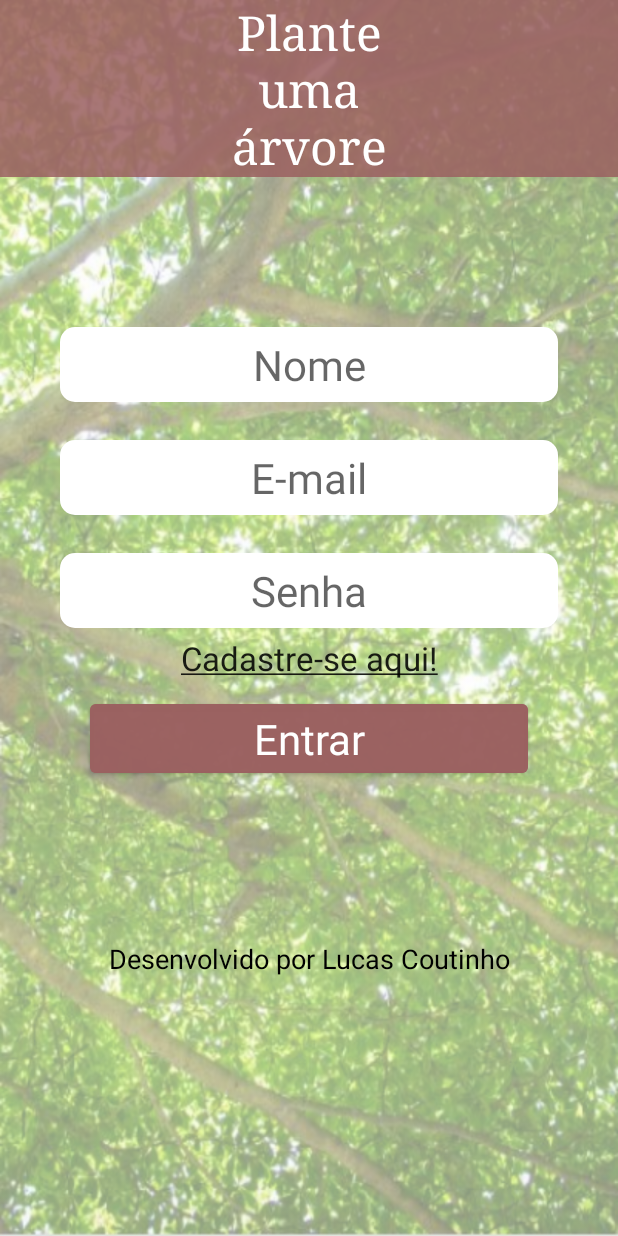
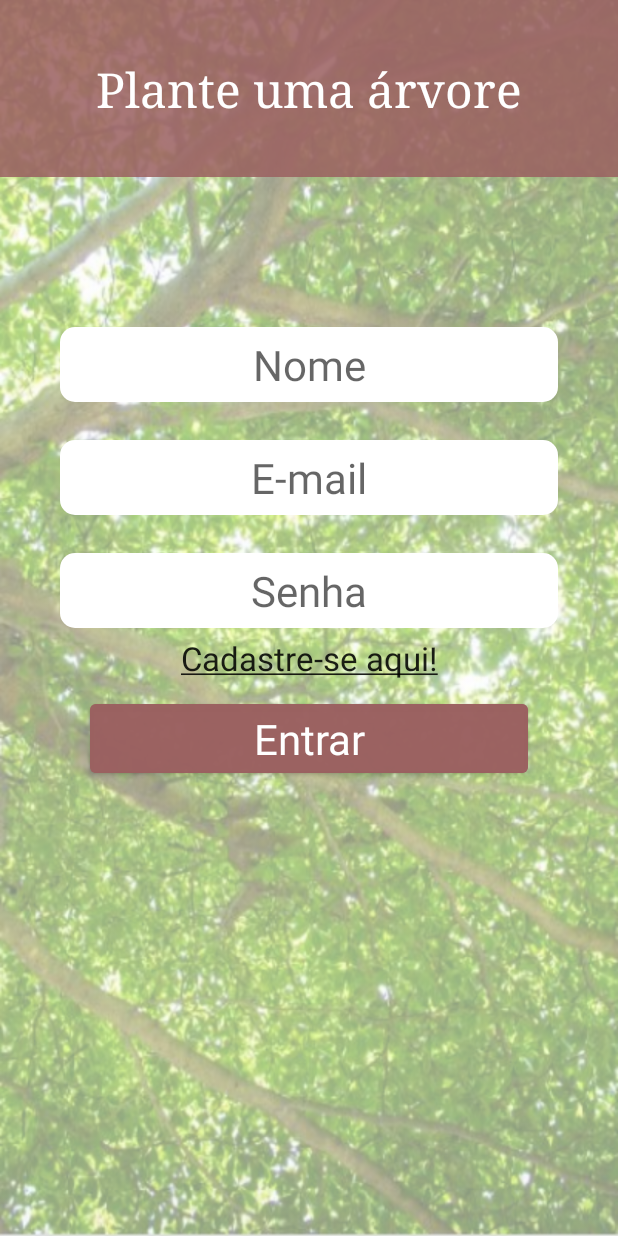
Before and after one commit to lucascoutinholc/AppPlanteUmaArvore, an Android app: the screen it shows after launch (MainActivity), on a phone screen of 412 x 824 dp. Run offline under Robolectric (Android 15) with nearby library versions, the phone set to English and light mode, and no system bars.

Commit message:
Improve properties in first layout

```diff
--- a/app/src/main/res/layout/activity_main.xml
+++ b/app/src/main/res/layout/activity_main.xml
@@ -1,6 +1,5 @@
 <?xml version="1.0" encoding="utf-8"?>
 <ScrollView xmlns:android="http://schemas.android.com/apk/res/android"
-    xmlns:app="http://schemas.android.com/apk/res-auto"
     xmlns:tools="http://schemas.android.com/tools"
     android:layout_width="match_parent"
     android:layout_height="match_parent"
@@ -12,7 +11,7 @@
 
     <LinearLayout
         android:layout_width="match_parent"
-        android:layout_height="match_parent"
+        android:layout_height="wrap_content"
         android:orientation="vertical">
 
         <TextView
@@ -21,10 +20,11 @@
             android:background="@color/marrom"
             android:fontFamily="serif"
             android:gravity="center"
-            android:text="Plante\numa\nárvore"
+            android:text="@string/plante_numa_n_rvore"
             android:textAppearance="@style/TextAppearance.AppCompat.Large"
             android:textColor="@color/white"
-            android:textSize="32dp" />
+            android:textSize="32sp"
+            android:lines="3"/>
 
         <EditText
             android:layout_width="match_parent"
@@ -36,9 +36,11 @@
             android:background="@drawable/campos"
             android:fontFamily="sans-serif"
             android:gravity="center"
-            android:hint="Nome"
+            android:hint="@string/nome"
             android:textAppearance="@style/TextAppearance.AppCompat.Large"
-            android:textSize="28dp" />
+            android:textSize="28sp"
+            android:autofillHints=""
+            android:inputType="text"/>
 
         <EditText
             android:layout_width="match_parent"
@@ -50,9 +52,11 @@
             android:background="@drawable/campos"
             android:fontFamily="sans-serif"
             android:gravity="center"
-            android:hint="E-mail"
+            android:hint="@string/e_mail"
             android:textAppearance="@style/TextAppearance.AppCompat.Large"
-            android:textSize="28dp" />
+            android:textSize="28sp"
+            android:autofillHints=""
+            android:inputType="text"/>
 
         <EditText
             android:layout_width="match_parent"
@@ -64,10 +68,11 @@
             android:background="@drawable/campos"
             android:fontFamily="sans-serif"
             android:gravity="center"
-            android:hint="Senha"
+            android:hint="@string/senha"
             android:inputType="textPassword"
             android:textAppearance="@style/TextAppearance.AppCompat.Large"
-            android:textSize="28dp" />
+            android:textSize="28sp"
+            android:autofillHints=""/>
 
         <TextView
             android:layout_width="match_parent"
@@ -85,20 +90,10 @@
             android:layout_marginRight="60dp"
             android:layout_marginBottom="5dp"
             android:backgroundTint="@color/marrom"
-            android:text="Entrar"
+            android:text="@string/entrar"
             android:textAppearance="@style/TextAppearance.AppCompat.Large"
-            android:textSize="28dp"
+            android:textSize="28sp"
             android:onClick="entrar"/>
-
-        <TextView
-            android:layout_width="match_parent"
-            android:layout_height="wrap_content"
-            android:layout_marginTop="100dp"
-            android:gravity="center"
-            android:text="Desenvolvido por Lucas Coutinho"
-            android:textAppearance="@style/TextAppearance.AppCompat.Medium"
-            android:textSize="18dp"
-            android:textColor="@color/black"/>
 
     </LinearLayout>
 
--- a/app/src/main/res/values/strings.xml
+++ b/app/src/main/res/values/strings.xml
@@ -1,4 +1,10 @@
 <resources>
     <string name="app_name">AppPlanteUmaArvore</string>
     <string name="cadastre_se_aqui"><u>Cadastre-se aqui!</u></string>
+    <string name="plante_numa_n_rvore">Plante uma árvore</string>
+    <string name="nome">Nome</string>
+    <string name="e_mail">E-mail</string>
+    <string name="senha">Senha</string>
+    <string name="entrar">Entrar</string>
+    <string name="desenvolvido_por_lucas_coutinho">Desenvolvido por Lucas Coutinho</string>
 </resources>
```
